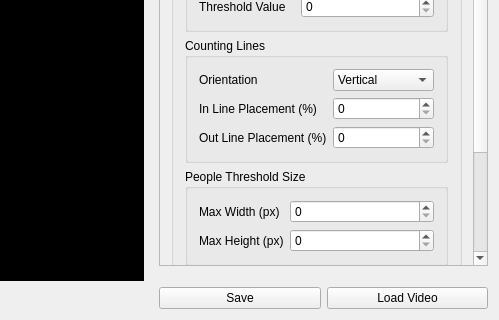
Qt form PeopleCountQT/PeopleCountQT/PeopleCountQT.ui (Jonzy3000/FYP) before a commit; both pictures show x 655 to 1154 and y 310 to 630 of the 1154 by 630 pixel window.
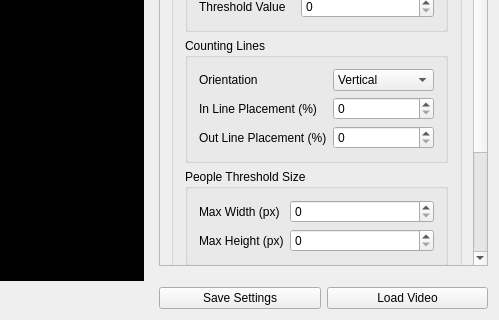
The same form after that commit.

What changed in the file:
```diff
--- a/PeopleCountQT/PeopleCountQT/PeopleCountQT.ui
+++ b/PeopleCountQT/PeopleCountQT/PeopleCountQT.ui
@@ -390,7 +390,7 @@
       <item>
        <widget class="QPushButton" name="pushButton">
         <property name="text">
-         <string>Save</string>
+         <string>Save Settings</string>
         </property>
        </widget>
       </item>
```
Left out of the diff: 2 changed lines with no effect on the pictures.
